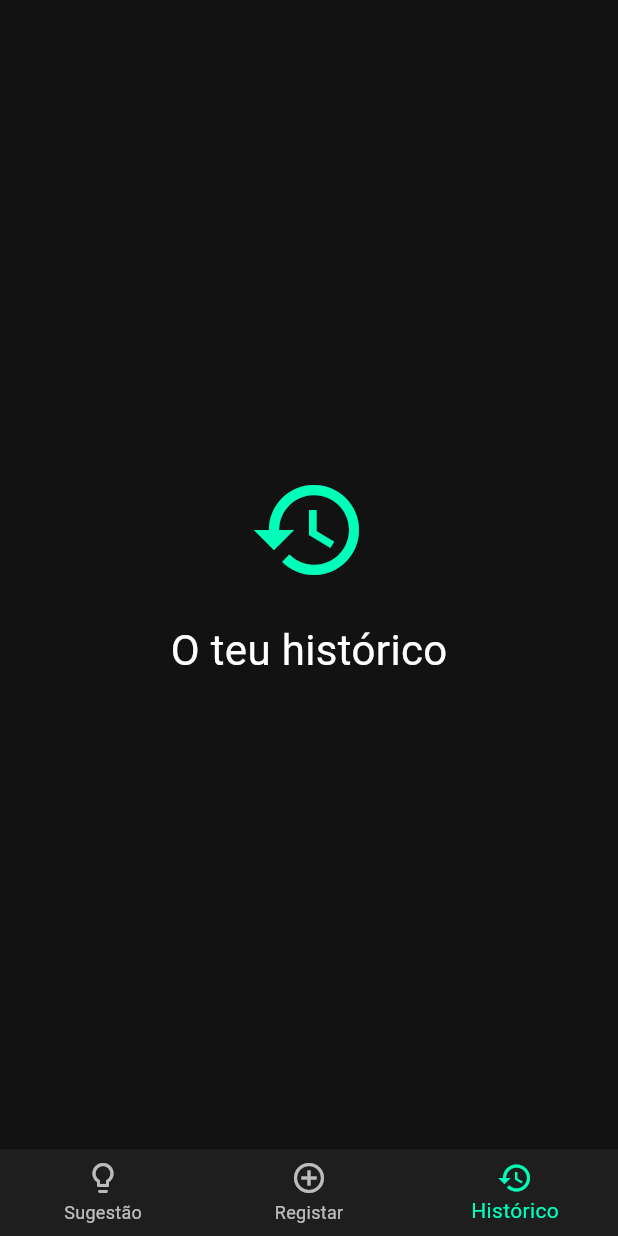
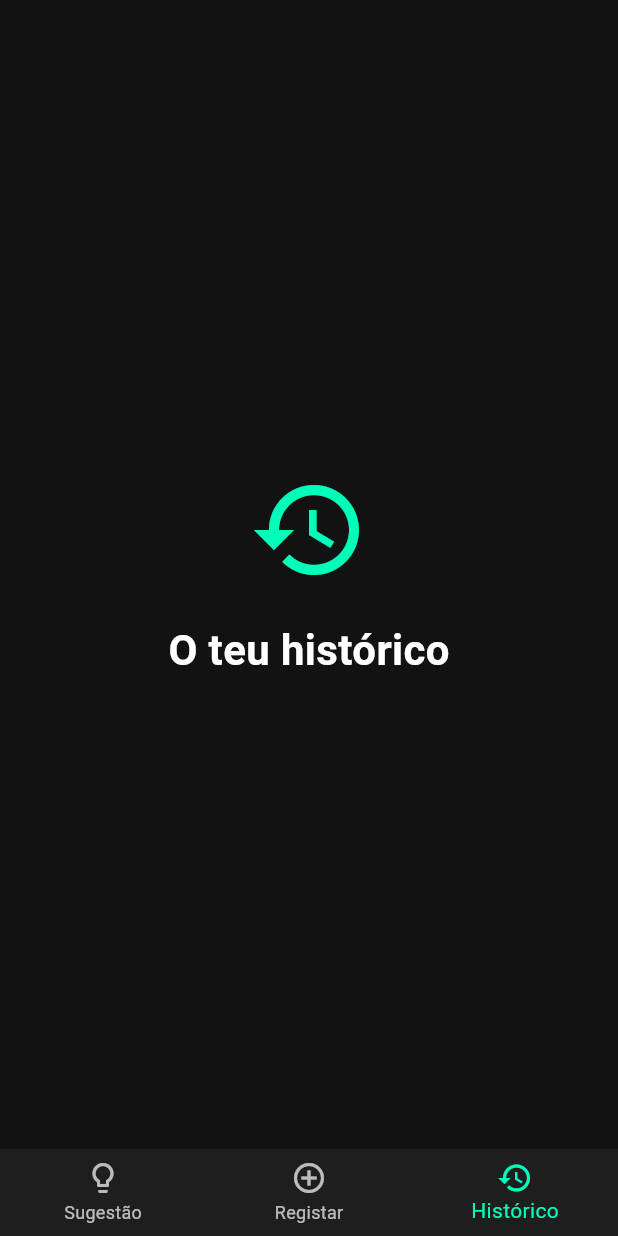
Before and after one commit to Vault-AI-HQ/my-ai-chef, a Flutter app: the HistoryScreen screen opened by its route, on a phone screen of 412 x 824 dp. Run offline on Flutter 3.47's test engine with Material 3 defaults, Android fonts, the phone set to English and light mode, and no system bars; our stand-ins replace firebase_core, flutter_riverpod, go_router; accounts and stored records are empty; Roboto replaces fonts that are missing (Poppins); statements that could not run were skipped.

Commit message:
Update history_screen.dart

```diff
--- a/lib/presentation/screens/history_screen.dart
+++ b/lib/presentation/screens/history_screen.dart
@@ -14,7 +14,7 @@ class HistoryScreen extends StatelessWidget {
             SizedBox(height: 20),
             Text(
               'O teu histórico',
-              style: TextStyle(fontSize: 28, color: Colors.white),
+              style: TextStyle(fontSize: 28, color: Colors.white, fontWeight: FontWeight.bold),
             ),
           ],
         ),
```
